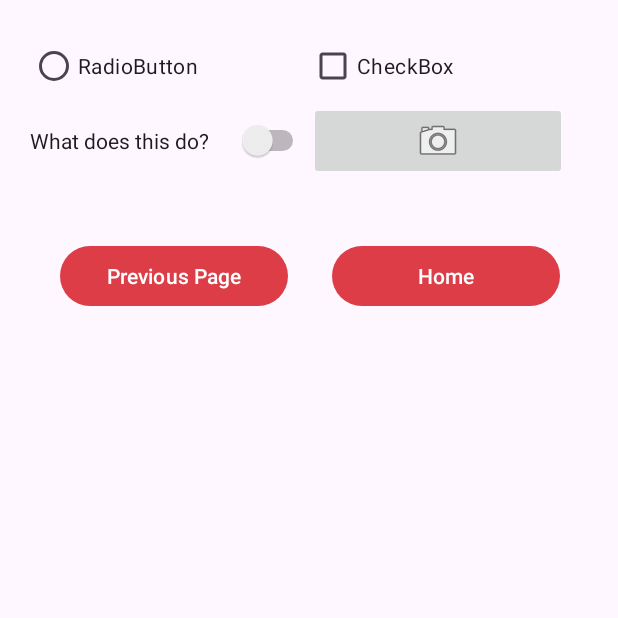
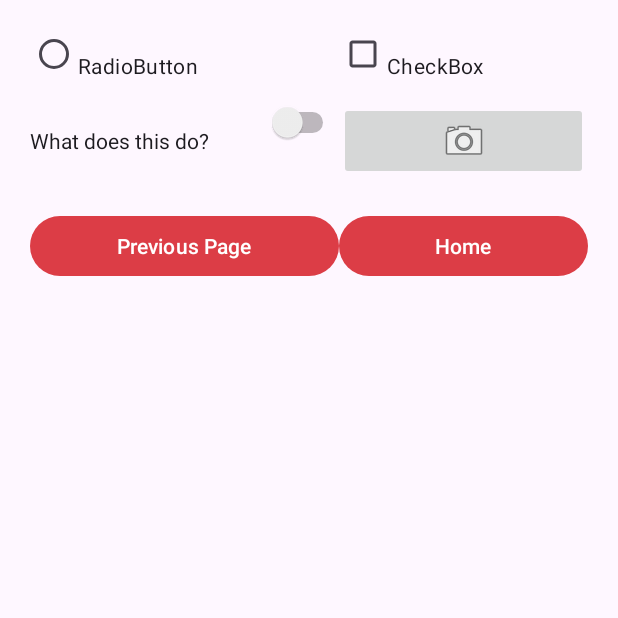
Before and after one commit to shreeshjosyula/CP670-A-Sai-Shreesh-Josyula, an Android app: the ListItemsActivity screen opened directly, with no data from a screen before it, on a phone screen of 412 x 824 dp, the top half of it. Run offline under Robolectric (Android 15) with nearby library versions, the phone set to English and light mode, and no system bars.

Commit message:
new activities added2

```diff
--- a/app/src/main/res/layout/activity_list_items.xml
+++ b/app/src/main/res/layout/activity_list_items.xml
@@ -4,50 +4,57 @@
     xmlns:tools="http://schemas.android.com/tools"
     android:layout_width="match_parent"
     android:layout_height="wrap_content"
-    android:layout_marginLeft="20dp"
-    android:layout_marginTop="20dp"
-    android:layout_marginRight="20dp"
-    android:layout_marginBottom="20dp"
     android:columnCount="2"
     android:rowCount="2"
-
+    android:layout_marginTop="20dp"
+    android:layout_marginBottom="20dp"
+    android:layout_marginLeft="20dp"
+    android:layout_marginRight="20dp"
     tools:context=".ListItemsActivity">
 
     <RadioButton
         android:id="@+id/radioButton"
-        android:layout_width="186dp"
+        android:layout_width="116dp"
+        android:layout_height="wrap_content"
+        android:layout_columnWeight="1"
+        android:gravity="fill"
         android:text="@string/radioButton" />
 
     <CheckBox
         android:id="@+id/checkBox"
-        android:layout_width="172dp"
+        android:layout_height="wrap_content"
+        android:layout_columnWeight="1"
+        android:gravity="fill"
         android:text="@string/checkBox" />
 
     <Switch
         android:id="@+id/switch1"
-        android:layout_width="186dp"
         android:layout_height="51dp"
+        android:layout_columnWeight="1"
+        android:gravity="fill"
         android:text="@string/Switch1Text" />
 
     <ImageButton
         android:id="@+id/imageButton2"
-        android:layout_width="172dp"
+        android:layout_height="wrap_content"
+        android:layout_columnWeight="1"
+        android:gravity="fill"
         android:src="@android:drawable/ic_menu_camera" />
 
     <Button
         android:id="@+id/button5"
-        android:layout_width="152dp"
+        android:layout_width="29dp"
         android:layout_height="wrap_content"
-        android:layout_marginLeft="20dp"
-        android:layout_marginTop="40dp"
+        android:layout_columnWeight="2"
+        android:layout_marginTop="20dp"
         android:text="@string/PreviousPage" />
 
     <Button
         android:id="@+id/button6"
-        android:layout_width="152dp"
+        android:layout_width="wrap_content"
         android:layout_height="wrap_content"
-        android:layout_marginLeft="15dp"
-        android:layout_marginTop="40dp"
+        android:layout_columnWeight="2"
+        android:layout_marginTop="20dp"
         android:text="@string/Home" />
 
 </GridLayout>
```
